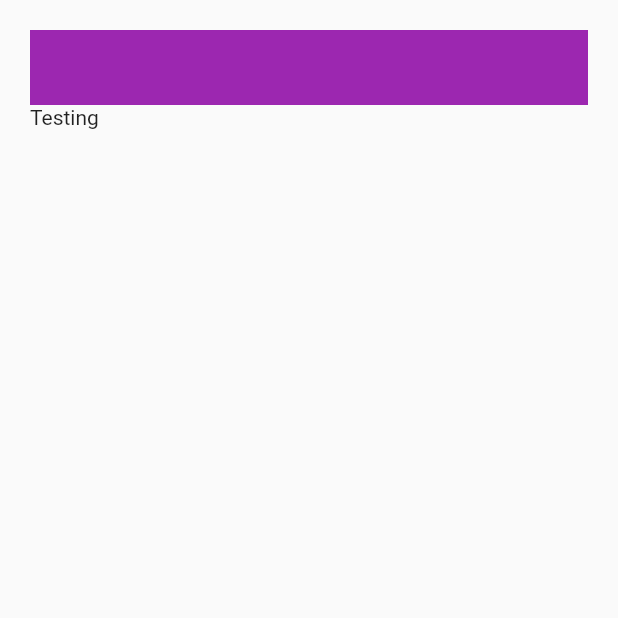
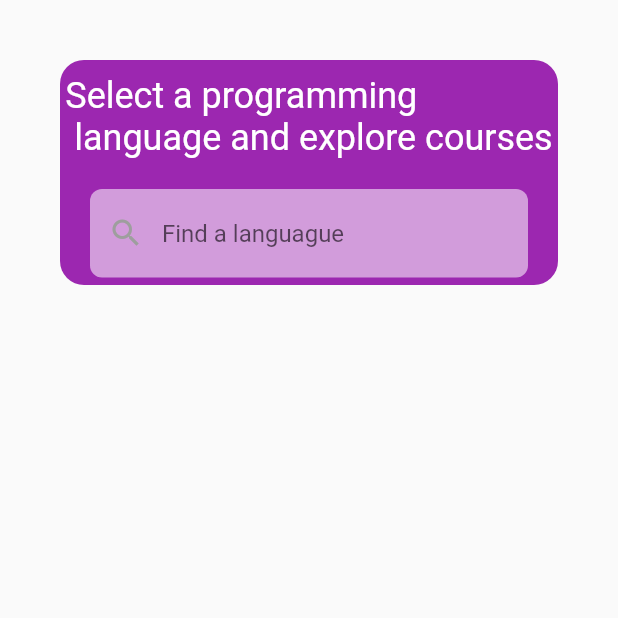
Before and after one commit to Chamidilshan/learn_programming, a Flutter app: the HomePage screen opened directly, on a phone screen of 412 x 824 dp, the top half of it. Run offline on Flutter 3.47's test engine with Material 2 defaults, Android fonts, the phone set to English and light mode, and no system bars.

Commit message:
added search bar

```diff
--- a/lib/pages/home_page.dart
+++ b/lib/pages/home_page.dart
@@ -7,19 +7,51 @@ class HomePage extends StatelessWidget {
   Widget build(BuildContext context) {
     return Scaffold(
       body: Padding(
-        padding: EdgeInsets.all(20),
+        padding: EdgeInsets.all(40),
         child: ListView(
           children: [
             Container(
-              height: 50.0,
-              width: 50.0,
+              height: 150.0,
+              width: 300.0,
               decoration: BoxDecoration(
-                color: Colors.purple
+                color: Colors.purple,
+                borderRadius: BorderRadius.circular(16.0),
+              ),
+              child: Column(
+                children: [
+                  SizedBox(
+                    height: 10.0,
+                  ),
+                  Text(
+                      'Select a programming\n language and explore courses',
+                    style: TextStyle(
+                      color: Colors.white,
+                      fontSize: 24.0
+                    ),
+                  ),
+                  SizedBox(
+                    height: 20.0,
+                  ),
+                  Padding(
+                    padding: const EdgeInsets.only(left: 20.0, right: 20.0),
+                    child: TextField(
+                      style: TextStyle(color: Colors.white),
+                      decoration: InputDecoration(
+                        filled: true,
+                        fillColor: Colors.white54,
+                        border: OutlineInputBorder(
+                          borderRadius: BorderRadius.circular(8.0),
+                          borderSide: BorderSide.none,
+                        ),
+                        hintText: 'Find a languague',
+                        prefixIcon: Icon(Icons.search),
+                        prefixIconColor: Colors.grey
+                      ),
+                    ),
+                  )
+                ],
               ),
             ),
-            Text(
-              'Testing'
-            )
           ],
         ),
       ),
```
